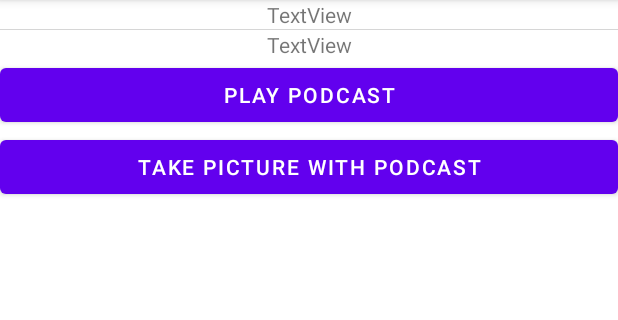
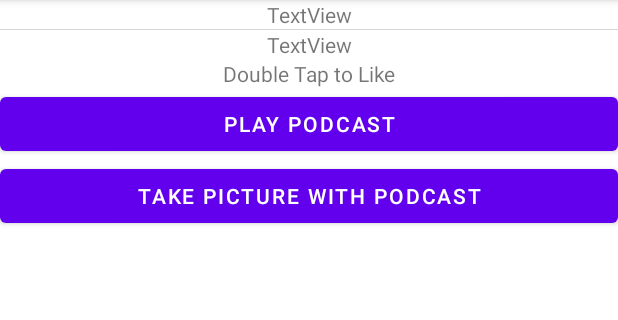
Before and after one commit to emilyewesel/PodPaper, an Android app: the PodcastDetailsActivity screen opened directly, with no data from a screen before it, on a phone screen of 412 x 824 dp, the part 84-404 px from its top. Run offline under Robolectric (Android 15) with nearby library versions, the phone set to English and light mode, and no system bars; our stand-ins replace Picasso; libraries missing offline, so code that uses them is left out: com.spotify.android, org.parceler; pictures from the network do not load; 17 statements that could not run were skipped.

Commit message:
Added double tap functionality

```diff
--- a/app/src/main/java/com/example/podpaper4/PodcastDetailsActivity.java
+++ b/app/src/main/java/com/example/podpaper4/PodcastDetailsActivity.java
@@ -12,6 +12,8 @@ import android.os.Bundle;
 import android.os.Environment;
 import android.provider.MediaStore;
 import android.util.Log;
+import android.view.GestureDetector;
+import android.view.MotionEvent;
 import android.view.View;
 import android.widget.Button;
 import android.widget.ImageView;
@@ -44,6 +46,7 @@ public class PodcastDetailsActivity extends AppCompatActivity {
     private ImageView imageDetails;
     private TextView titleDetails;
     private TextView captionDetails;
+    private TextView tapText;
     File photoFile;
     private SpotifyAppRemote mSpotifyAppRemote;
     private String uri;
@@ -73,6 +76,7 @@ public class PodcastDetailsActivity extends AppCompatActivity {
         captionDetails = findViewById(R.id.captionDetail);
         takePic = findViewById(R.id.takePicture);
         selfie = findViewById(R.id.selfie);
+        tapText = findViewById(R.id.tapText);
 
         pod = (Podcast) Parcels.unwrap(getIntent().getParcelableExtra("pod"));
 
@@ -101,6 +105,23 @@ public class PodcastDetailsActivity extends AppCompatActivity {
         else{
             Log.e("no selfie :/", "emily");
         }
+
+        tapText.setOnTouchListener(new View.OnTouchListener() {
+            private GestureDetector gestureDetector = new GestureDetector(PodcastDetailsActivity.this, new GestureDetector.SimpleOnGestureListener() {
+                @Override
+                public boolean onDoubleTap(MotionEvent e) {
+                    Toast.makeText(PodcastDetailsActivity.this, "EMILY!!!", Toast.LENGTH_SHORT).show();
+                    Log.d("TEST", "onDoubleTap");
+                    return super.onDoubleTap(e);
+                }
+            });
+            @Override
+            public boolean onTouch(View v, MotionEvent event) {
+                Log.d("TEST", "Raw event: " + event.getAction() + ", (" + event.getRawX() + ", " + event.getRawY() + ")");
+                gestureDetector.onTouchEvent(event);
+                return true;
+            }
+        });
 
         takePic.setOnClickListener(new View.OnClickListener() {
             @Override
--- a/app/src/main/res/layout/activity_podcast_details.xml
+++ b/app/src/main/res/layout/activity_podcast_details.xml
@@ -28,6 +28,13 @@
         android:layout_gravity="center_horizontal"
         android:gravity="center"
         android:text="TextView" />
+    <TextView
+        android:id="@+id/tapText"
+        android:layout_width="match_parent"
+        android:layout_height="wrap_content"
+        android:layout_gravity="center_horizontal"
+        android:gravity="center"
+        android:text="Double Tap to Like" />
 
     <Button
         android:id="@+id/playButton"
```
